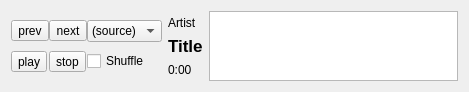
This is uman/src/mediaplayer/QUMediaPlayer.ui in UltraStar-Deluxe/UltraStar-Manager as Qt 5 draws it before an edit. The edited form follows.
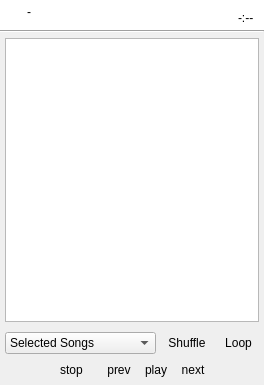
This is the edited form. Icons and pictures are not drawn. Custom widgets are drawn as their Qt base class.

Commit message: - media player has new look - BaseDir moved to QU -> lesser dependencies from MainWindow

Patch:
```diff
--- a/uman/src/mediaplayer/QUMediaPlayer.ui
+++ b/uman/src/mediaplayer/QUMediaPlayer.ui
@@ -1,107 +1,452 @@
 <ui version="4.0" >
  <class>QUMediaPlayer</class>
- <widget class="QWidget" name="QUMediaPlayer" >
-  <property name="geometry" >
+ <widget class="QWidget" name="QUMediaPlayer">
+  <property name="geometry">
    <rect>
     <x>0</x>
     <y>0</y>
-    <width>469</width>
-    <height>79</height>
+    <width>264</width>
+    <height>385</height>
    </rect>
   </property>
   <property name="windowTitle" >
    <string>Form</string>
   </property>
-  <layout class="QHBoxLayout" name="horizontalLayout" >
+  <layout class="QVBoxLayout" name="verticalLayout_3">
+   <property name="spacing">
+    <number>0</number>
+   </property>
+   <property name="margin">
+    <number>0</number>
+   </property>
    <item>
-    <layout class="QGridLayout" name="gridLayout" >
-     <property name="spacing" >
-      <number>0</number>
+    <widget class="QFrame" name="frame">
+     <property name="sizePolicy">
+      <sizepolicy hsizetype="Preferred" vsizetype="Preferred">
+       <horstretch>0</horstretch>
+       <verstretch>0</verstretch>
+      </sizepolicy>
      </property>
-     <item row="0" column="0" >
-      <widget class="QToolButton" name="prevBtn" >
-       <property name="text" >
-        <string>prev</string>
-       </property>
-      </widget>
-     </item>
-     <item row="0" column="1" >
-      <widget class="QToolButton" name="nextBtn" >
-       <property name="text" >
-        <string>next</string>
-       </property>
-      </widget>
-     </item>
-     <item row="0" column="2" >
-      <widget class="QComboBox" name="sourceCombo" >
-       <item>
-        <property name="text" >
-         <string>(source)</string>
+     <property name="palette">
+      <palette>
+       <active>
+        <colorrole role="Base">
+         <brush brushstyle="SolidPattern">
+          <color alpha="255">
+           <red>255</red>
+           <green>255</green>
+           <blue>255</blue>
+          </color>
+         </brush>
+        </colorrole>
+        <colorrole role="Window">
+         <brush brushstyle="SolidPattern">
+          <color alpha="255">
+           <red>255</red>
+           <green>255</green>
+           <blue>255</blue>
+          </color>
+         </brush>
+        </colorrole>
+       </active>
+       <inactive>
+        <colorrole role="Base">
+         <brush brushstyle="SolidPattern">
+          <color alpha="255">
+           <red>255</red>
+           <green>255</green>
+           <blue>255</blue>
+          </color>
+         </brush>
+        </colorrole>
+        <colorrole role="Window">
+         <brush brushstyle="SolidPattern">
+          <color alpha="255">
+           <red>255</red>
+           <green>255</green>
+           <blue>255</blue>
+          </color>
+         </brush>
+        </colorrole>
+       </inactive>
+       <disabled>
+        <colorrole role="Base">
+         <brush brushstyle="SolidPattern">
+          <color alpha="255">
+           <red>255</red>
+           <green>255</green>
+           <blue>255</blue>
+          </color>
+         </brush>
+        </colorrole>
+        <colorrole role="Window">
+         <brush brushstyle="SolidPattern">
+          <color alpha="255">
+           <red>255</red>
+           <green>255</green>
+           <blue>255</blue>
+          </color>
+         </brush>
+        </colorrole>
+       </disabled>
+      </palette>
+     </property>
+     <property name="autoFillBackground">
+      <bool>true</bool>
+     </property>
+     <property name="frameShadow">
+      <enum>QFrame::Raised</enum>
+     </property>
+     <layout class="QHBoxLayout" name="_2">
+      <property name="spacing">
+       <number>10</number>
+      </property>
+      <property name="leftMargin">
+       <number>10</number>
+      </property>
+      <property name="topMargin">
+       <number>5</number>
+      </property>
+      <property name="rightMargin">
+       <number>10</number>
+      </property>
+      <property name="bottomMargin">
+       <number>5</number>
+      </property>
+      <item>
+       <widget class="QLabel" name="infoIconLbl">
+        <property name="sizePolicy">
+         <sizepolicy hsizetype="Fixed" vsizetype="Preferred">
+          <horstretch>0</horstretch>
+          <verstretch>0</verstretch>
+         </sizepolicy>
         </property>
-       </item>
-      </widget>
-     </item>
-     <item row="1" column="0" >
-      <widget class="QToolButton" name="playBtn" >
-       <property name="text" >
-        <string>play</string>
-       </property>
-      </widget>
-     </item>
-     <item row="1" column="1" >
-      <widget class="QToolButton" name="stopBtn" >
-       <property name="text" >
-        <string>stop</string>
-       </property>
-      </widget>
-     </item>
-     <item row="1" column="2" >
-      <widget class="QCheckBox" name="shuffleChk" >
-       <property name="text" >
-        <string>Shuffle</string>
-       </property>
-      </widget>
-     </item>
-    </layout>
+        <property name="text">
+         <string/>
+        </property>
+        <property name="pixmap">
+         <pixmap resource="../resources/uman.qrc">:/types/music.png</pixmap>
+        </property>
+        <property name="alignment">
+         <set>Qt::AlignLeading|Qt::AlignLeft|Qt::AlignTop</set>
+        </property>
+       </widget>
+      </item>
+      <item>
+       <widget class="QLabel" name="currentSongLbl">
+        <property name="sizePolicy">
+         <sizepolicy hsizetype="Preferred" vsizetype="Preferred">
+          <horstretch>0</horstretch>
+          <verstretch>0</verstretch>
+         </sizepolicy>
+        </property>
+        <property name="text">
+         <string>-</string>
+        </property>
+        <property name="textFormat">
+         <enum>Qt::RichText</enum>
+        </property>
+        <property name="alignment">
+         <set>Qt::AlignLeading|Qt::AlignLeft|Qt::AlignTop</set>
+        </property>
+        <property name="wordWrap">
+         <bool>true</bool>
+        </property>
+       </widget>
+      </item>
+      <item>
+       <spacer name="horizontalSpacer_2">
+        <property name="orientation">
+         <enum>Qt::Horizontal</enum>
+        </property>
+        <property name="sizeHint" stdset="0">
+         <size>
+          <width>40</width>
+          <height>20</height>
+         </size>
+        </property>
+       </spacer>
+      </item>
+      <item>
+       <widget class="QLabel" name="timeLbl">
+        <property name="text">
+         <string>-:--</string>
+        </property>
+        <property name="alignment">
+         <set>Qt::AlignBottom|Qt::AlignLeading|Qt::AlignLeft</set>
+        </property>
+       </widget>
+      </item>
+     </layout>
+    </widget>
    </item>
    <item>
-    <layout class="QVBoxLayout" name="verticalLayout" >
-     <property name="spacing" >
-      <number>0</number>
+    <widget class="Line" name="line">
+     <property name="orientation">
+      <enum>Qt::Horizontal</enum>
      </property>
+    </widget>
+   </item>
+   <item>
+    <layout class="QVBoxLayout" name="verticalLayout_2">
+     <property name="spacing">
+      <number>10</number>
+     </property>
+     <property name="margin">
+      <number>5</number>
+     </property>
      <item>
-      <widget class="QLabel" name="artistLbl" >
-       <property name="text" >
-        <string>Artist</string>
-       </property>
-      </widget>
+      <widget class="QUAutoCue" name="autocue"/>
      </item>
      <item>
-      <widget class="QLabel" name="titleLbl" >
-       <property name="font" >
-        <font>
-         <pointsize>13</pointsize>
-         <weight>75</weight>
-         <bold>true</bold>
-        </font>
+      <layout class="QVBoxLayout" name="verticalLayout">
+       <property name="spacing">
+        <number>5</number>
        </property>
-       <property name="text" >
-        <string>Title</string>
-       </property>
-      </widget>
+       <item>
+        <layout class="QHBoxLayout" name="horizontalLayout_2">
+         <property name="spacing">
+          <number>5</number>
+         </property>
+         <item>
+          <widget class="QComboBox" name="sourceCombo">
+           <item>
+            <property name="text">
+             <string>Selected Songs</string>
+            </property>
+            <property name="icon">
+             <iconset resource="../resources/uman.qrc">
+              <normaloff>:/types/text_stack.png</normaloff>:/types/text_stack.png</iconset>
+            </property>
+           </item>
+           <item>
+            <property name="text">
+             <string>All Songs</string>
+            </property>
+            <property name="icon">
+             <iconset resource="../resources/uman.qrc">
+              <normaloff>:/control/database.png</normaloff>:/control/database.png</iconset>
+            </property>
+           </item>
+           <item>
+            <property name="text">
+             <string>Visible Songs</string>
+            </property>
+            <property name="icon">
+             <iconset resource="../resources/uman.qrc">
+              <normaloff>:/control/eye.png</normaloff>:/control/eye.png</iconset>
+            </property>
+           </item>
+           <item>
+            <property name="text">
+             <string>Current Playlist</string>
+            </property>
+            <property name="icon">
+             <iconset resource="../resources/uman.qrc">
+              <normaloff>:/control/playlist.png</normaloff>:/control/playlist.png</iconset>
+            </property>
+           </item>
+          </widget>
+         </item>
+         <item>
+          <widget class="QToolButton" name="shuffleBtn">
+           <property name="text">
+            <string>Shuffle</string>
+           </property>
+           <property name="icon">
+            <iconset resource="../resources/uman.qrc">
+             <normaloff>:/player/shuffle.png</normaloff>:/player/shuffle.png</iconset>
+           </property>
+           <property name="checkable">
+            <bool>true</bool>
+           </property>
+           <property name="toolButtonStyle">
+            <enum>Qt::ToolButtonIconOnly</enum>
+           </property>
+           <property name="autoRaise">
+            <bool>true</bool>
+           </property>
+          </widget>
+         </item>
+         <item>
+          <widget class="QToolButton" name="loopBtn">
+           <property name="text">
+            <string>Loop</string>
+           </property>
+           <property name="icon">
+            <iconset resource="../resources/uman.qrc">
+             <normaloff>:/player/loop.png</normaloff>:/player/loop.png</iconset>
+           </property>
+           <property name="checkable">
+            <bool>true</bool>
+           </property>
+           <property name="toolButtonStyle">
+            <enum>Qt::ToolButtonIconOnly</enum>
+           </property>
+           <property name="autoRaise">
+            <bool>true</bool>
+           </property>
+          </widget>
+         </item>
+        </layout>
+       </item>
+       <item>
+        <layout class="QHBoxLayout" name="horizontalLayout">
+         <property name="spacing">
+          <number>0</number>
+         </property>
+         <item>
+          <spacer name="horizontalSpacer_3">
+           <property name="orientation">
+            <enum>Qt::Horizontal</enum>
+           </property>
+           <property name="sizeHint" stdset="0">
+            <size>
+             <width>40</width>
+             <height>20</height>
+            </size>
+           </property>
+          </spacer>
+         </item>
+         <item>
+          <widget class="QToolButton" name="stopBtn">
+           <property name="sizePolicy">
+            <sizepolicy hsizetype="Preferred" vsizetype="Preferred">
+             <horstretch>0</horstretch>
+             <verstretch>0</verstretch>
+            </sizepolicy>
+           </property>
+           <property name="text">
+            <string>stop</string>
+           </property>
+           <property name="icon">
+            <iconset resource="../resources/uman.qrc">
+             <normaloff>:/player/stop.png</normaloff>:/player/stop.png</iconset>
+           </property>
+           <property name="iconSize">
+            <size>
+             <width>32</width>
+             <height>32</height>
+            </size>
+           </property>
+           <property name="autoRaise">
+            <bool>true</bool>
+           </property>
+          </widget>
+         </item>
+         <item>
+          <spacer name="horizontalSpacer">
+           <property name="orientation">
+            <enum>Qt::Horizontal</enum>
+           </property>
+           <property name="sizeType">
+            <enum>QSizePolicy::Fixed</enum>
+           </property>
+           <property name="sizeHint" stdset="0">
+            <size>
+             <width>10</width>
+             <height>20</height>
+            </size>
+           </property>
+          </spacer>
+         </item>
+         <item>
+          <widget class="QToolButton" name="prevBtn">
+           <property name="sizePolicy">
+            <sizepolicy hsizetype="Preferred" vsizetype="Preferred">
+             <horstretch>0</horstretch>
+             <verstretch>0</verstretch>
+            </sizepolicy>
+           </property>
+           <property name="text">
+            <string>prev</string>
+           </property>
+           <property name="icon">
+            <iconset resource="../resources/uman.qrc">
+             <normaloff>:/player/prev.png</normaloff>:/player/prev.png</iconset>
+           </property>
+           <property name="iconSize">
+            <size>
+             <width>32</width>
+             <height>32</height>
+            </size>
+           </property>
+           <property name="autoRaise">
+            <bool>true</bool>
+           </property>
+          </widget>
+         </item>
+         <item>
+          <widget class="QToolButton" name="playBtn">
+           <property name="sizePolicy">
+            <sizepolicy hsizetype="Preferred" vsizetype="Preferred">
+             <horstretch>0</horstretch>
+             <verstretch>0</verstretch>
+            </sizepolicy>
+           </property>
+           <property name="text">
+            <string>play</string>
+           </property>
+           <property name="icon">
+            <iconset resource="../resources/uman.qrc">
+             <normaloff>:/player/play.png</normaloff>:/player/play.png</iconset>
+           </property>
+           <property name="iconSize">
+            <size>
+             <width>48</width>
+             <height>48</height>
+            </size>
+           </property>
+           <property name="autoRaise">
+            <bool>true</bool>
+           </property>
+          </widget>
+         </item>
+         <item>
+          <widget class="QToolButton" name="nextBtn">
+           <property name="sizePolicy">
+            <sizepolicy hsizetype="Preferred" vsizetype="Preferred">
+             <horstretch>0</horstretch>
+             <verstretch>0</verstretch>
+            </sizepolicy>
+           </property>
+           <property name="text">
+            <string>next</string>
+           </property>
+           <property name="icon">
+            <iconset resource="../resources/uman.qrc">
+             <normaloff>:/player/next.png</normaloff>:/player/next.png</iconset>
+           </property>
+           <property name="iconSize">
+            <size>
+             <width>32</width>
+             <height>32</height>
+            </size>
+           </property>
+           <property name="autoRaise">
+            <bool>true</bool>
+           </property>
+          </widget>
+         </item>
+         <item>
+          <spacer name="horizontalSpacer_4">
+           <property name="orientation">
+            <enum>Qt::Horizontal</enum>
+           </property>
+           <property name="sizeHint" stdset="0">
+            <size>
+             <width>40</width>
+             <height>20</height>
+            </size>
+           </property>
+          </spacer>
+         </item>
+        </layout>
+       </item>
+      </layout>
      </item>
-     <item>
-      <widget class="QLabel" name="timeLbl" >
-       <property name="text" >
-        <string>0:00</string>
-       </property>
-      </widget>
-     </item>
     </layout>
    </item>
-   <item>
-    <widget class="QUAutoCue" name="autocue" />
-   </item>
   </layout>
  </widget>
  <customwidgets>
```
Left out of the diff: 9 changed lines with no effect on the pictures. The commit also changes 25 other files.
